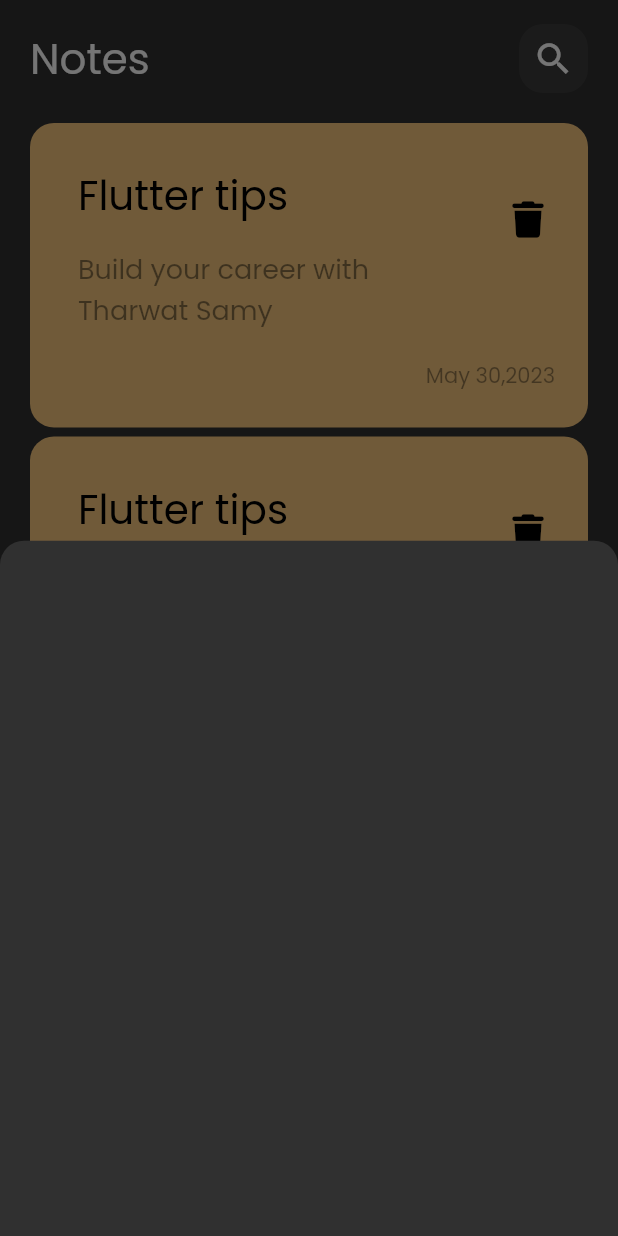
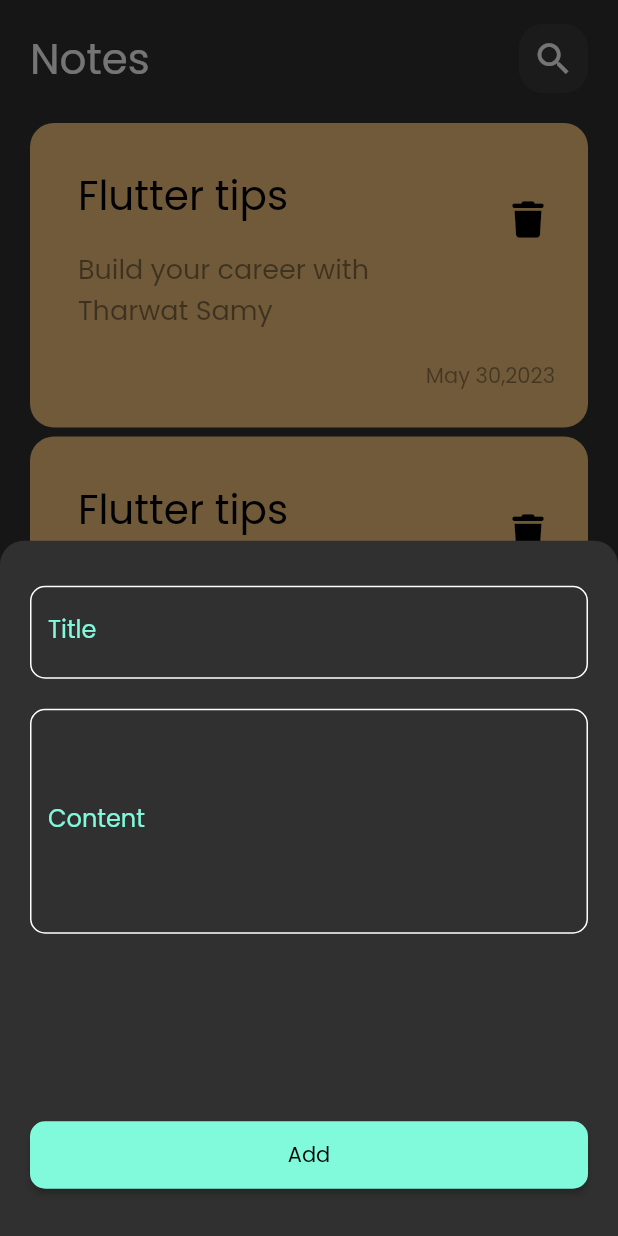
Before and after one commit to Santos1012/Notes_App, a Flutter app: the screen it shows after launch, after a tap on the "add" icon, on a phone screen of 412 x 824 dp. Run offline on Flutter 3.47's test engine with Material 2 defaults, Android fonts, the phone set to English and light mode, and no system bars; our stand-ins replace font_awesome_flutter.

Commit message:
add widgets to notes bottom sheet

```diff
--- /dev/null
+++ b/lib/constants.dart
@@ -0,0 +1,3 @@
+import 'package:flutter/material.dart';
+
+const kPrimaryColor = Color(0xFF81F9DB);
--- a/lib/views/widgets/add_note_bottom_sheet_body.dart
+++ b/lib/views/widgets/add_note_bottom_sheet_body.dart
@@ -1,10 +1,55 @@
 import 'package:flutter/material.dart';
+import 'package:tharwat_notes_app/constants.dart';
+import 'package:tharwat_notes_app/views/widgets/custom_text_feild_widget.dart';
 
 class AddNoteBottomSheet extends StatelessWidget {
   const AddNoteBottomSheet({super.key});
 
   @override
   Widget build(BuildContext context) {
-    return Container();
+    return const Padding(
+      padding: EdgeInsets.symmetric(horizontal: 20.0, vertical: 30),
+      child: Column(
+        children: [
+          CustomTextFeild(
+            labelText: "Title",
+          ),
+          SizedBox(
+            height: 20,
+          ),
+          CustomTextFeild(
+            labelText: "Content",
+            maxLines: 5,
+          ),
+          Spacer(),
+          CustomButton()
+        ],
+      ),
+    );
   }
 }
+
+class CustomButton extends StatelessWidget {
+  const CustomButton({
+    super.key,
+  });
+
+  @override
+  Widget build(BuildContext context) {
+    return ElevatedButton(
+      onPressed: () {},
+      style: ElevatedButton.styleFrom(
+          shape:
+              RoundedRectangleBorder(borderRadius: BorderRadius.circular(10)),
+          backgroundColor: kPrimaryColor,
+          fixedSize: Size(
+            MediaQuery.of(context).size.width,
+            45,
+          )),
+      child: const Text(
+        "Add",
+        style: TextStyle(color: Colors.black),
+      ),
+    );
+  }
+}
--- /dev/null
+++ b/lib/views/widgets/custom_text_feild_widget.dart
@@ -0,0 +1,42 @@
+import 'package:flutter/material.dart';
+import 'package:tharwat_notes_app/constants.dart';
+
+class CustomTextFeild extends StatelessWidget {
+  final String labelText;
+  final int maxLines;
+
+  const CustomTextFeild(
+      {super.key, required this.labelText, this.maxLines = 1});
+
+  @override
+  Widget build(BuildContext context) {
+    return TextField(
+      keyboardType: keyboardTypeFunction(),
+      maxLines: maxLines,
+      cursorColor: kPrimaryColor,
+      decoration: InputDecoration(
+        enabledBorder: customBorder(borderColor: Colors.white),
+        focusedBorder: customBorder(borderColor: kPrimaryColor),
+        labelText: labelText,
+        labelStyle: const TextStyle(
+          color: kPrimaryColor,
+        ),
+      ),
+    );
+  }
+
+  TextInputType keyboardTypeFunction() {
+    return labelText == "Title" ? TextInputType.text : TextInputType.multiline;
+  }
+
+  OutlineInputBorder customBorder({required Color borderColor}) {
+    return OutlineInputBorder(
+      borderRadius: const BorderRadius.all(
+        Radius.circular(10),
+      ),
+      borderSide: BorderSide(
+        color: borderColor,
+      ),
+    );
+  }
+}
```
